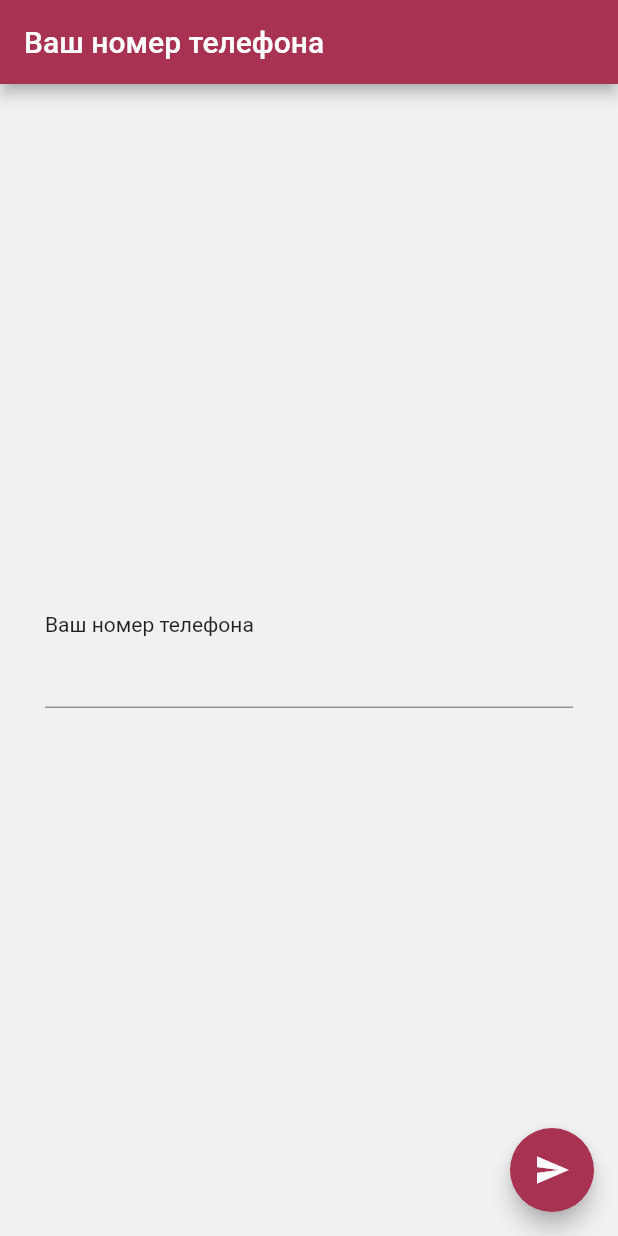
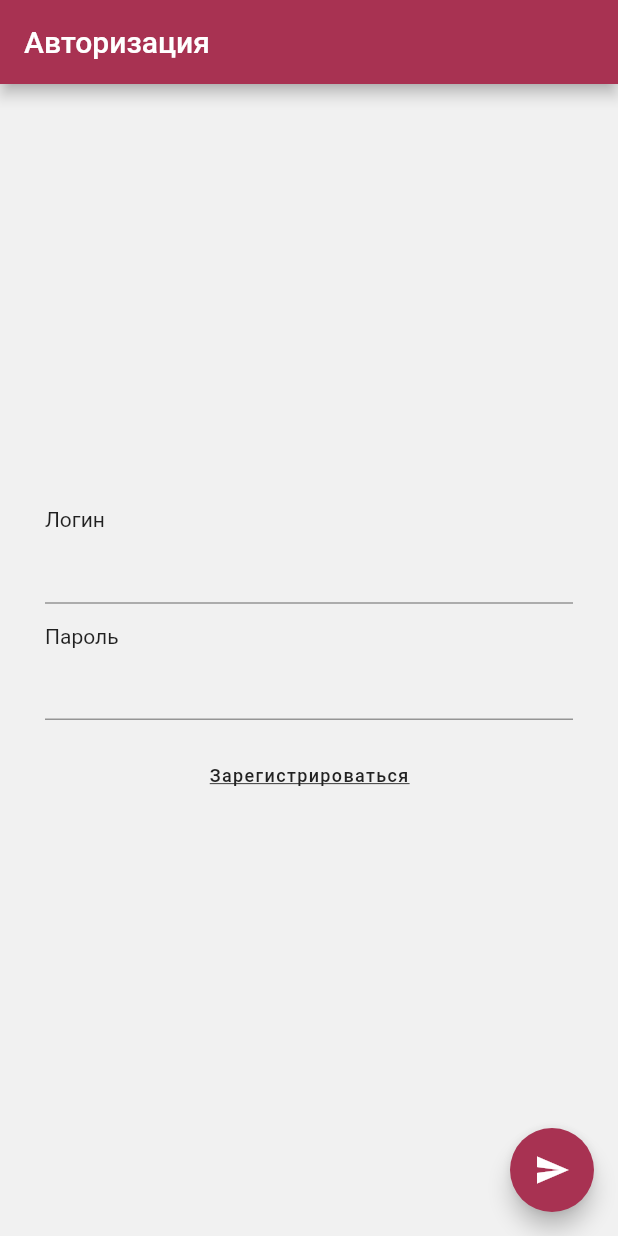
Before and after one commit to akmatoff/chat-app-flutter, a Flutter app: the screen it shows after launch, on a phone screen of 412 x 824 dp. Run offline on Flutter 3.47's test engine with Material 2 defaults, Android fonts, the phone set to English and light mode, and no system bars; our stand-ins replace shared_preferences; accounts and stored records are empty.

```diff
--- a/lib/app.dart
+++ b/lib/app.dart
@@ -3,7 +3,7 @@ import 'package:shared_preferences/shared_preferences.dart';
 import 'dart:convert';
 
 import 'views/home.dart';
-import 'views/authorize.dart';
+import 'views/login.dart';
 import 'models/user-model.dart';
 import 'style.dart';
 
@@ -13,6 +13,10 @@ class App extends StatefulWidget {
 }
 
 class AppState extends State<App> {
+  Map<String, WidgetBuilder> routes() {
+    return <String, WidgetBuilder>{"/Home": (BuildContext context) => Home()};
+  }
+
   SharedPreferences sharedPreferences;
   bool loggedIn = false;
   User user;
@@ -49,7 +53,7 @@ class AppState extends State<App> {
     if (loggedIn) {
       return Home();
     } else {
-      return Authorize();
+      return Login();
     }
   }
 
@@ -58,6 +62,7 @@ class AppState extends State<App> {
     return MaterialApp(
         debugShowCheckedModeBanner: false,
         home: home(),
+        routes: routes(),
         theme: ThemeData(
             primaryColor: primaryColor,
             scaffoldBackgroundColor: scaffoldBackgroundColor,
--- a/lib/models/user-model.dart
+++ b/lib/models/user-model.dart
@@ -3,5 +3,15 @@ class User {
   String username;
   String about;
 
-  User ({this.userID, this.username, this.about});
+  User({this.userID, this.username, this.about});
+
+  factory User.fromJson(Map<String, dynamic> json) {
+    return User(
+        userID: json['user_id'],
+        username: json['username'],
+        about: json['about']);
+  }
+
+  Map<String, dynamic> toJson() =>
+      {'user_id': userID, 'username': username, 'about': about};
 }
--- a/lib/style.dart
+++ b/lib/style.dart
@@ -2,3 +2,14 @@ import 'package:flutter/material.dart';
 
 Color primaryColor = Color(0xFFa83252);
 Color scaffoldBackgroundColor = Color(0xFFF1F1F1);
+Color textColor = Color(0xFF222222);
+
+TextStyle linkTextStyle = TextStyle(
+    color: textColor,
+    letterSpacing: 0.9,
+    fontSize: 12.0,
+    decoration: TextDecoration.underline,
+    decorationColor: textColor);
+
+TextStyle defaultTextStyle =
+    TextStyle(color: textColor, letterSpacing: 0.8, fontSize: 18.0);
--- a/lib/views/authorize.dart
+++ /dev/null
@@ -1,48 +0,0 @@
-import 'package:flutter/material.dart';
-
-import 'confirm.dart';
-
-class Authorize extends StatefulWidget {
-  @override
-  AuthorizeState createState() => AuthorizeState();
-}
-
-class AuthorizeState extends State<Authorize> {
-  final numberInputController = TextEditingController();
-
-  void submit() {
-    Navigator.of(context).pushReplacement(
-        MaterialPageRoute(builder: (BuildContext context) => Confirm()));
-  }
-
-  @override
-  Widget build(BuildContext context) {
-    return Scaffold(
-        appBar: AppBar(title: Text('Ваш номер телефона')),
-        floatingActionButton: FloatingActionButton(
-          onPressed: () => submit(),
-          child: Icon(Icons.send),
-        ),
-        body: Center(
-            child: Container(
-                padding: EdgeInsets.symmetric(horizontal: 30.0, vertical: 60.0),
-                constraints: BoxConstraints(minHeight: 320.0, maxHeight: 500.0),
-                child: Form(
-                  child: Column(
-                    mainAxisAlignment: MainAxisAlignment.spaceEvenly,
-                    children: [
-                      Column(
-                        crossAxisAlignment: CrossAxisAlignment.start,
-                        children: [
-                          Text('Ваш номер телефона'),
-                          TextFormField(
-                            keyboardType: TextInputType.number,
-                            controller: numberInputController,
-                          )
-                        ],
-                      )
-                    ],
-                  ),
-                ))));
-  }
-}
--- a/lib/views/home.dart
+++ b/lib/views/home.dart
@@ -9,6 +9,7 @@ class HomeState extends State<Home> {
   @override
   Widget build(BuildContext context) {
     return Scaffold(
+      appBar: AppBar(title: Text('Коп Суйлобо')),
     );
   }
 }
--- /dev/null
+++ b/lib/views/login.dart
@@ -0,0 +1,97 @@
+import 'package:flutter/material.dart';
+import 'package:http/http.dart';
+import 'package:shared_preferences/shared_preferences.dart';
+
+import 'register.dart';
+
+import '../style.dart';
+
+class Login extends StatefulWidget {
+  @override
+  LoginState createState() => LoginState();
+}
+
+class LoginState extends State<Login> {
+  final usernameController = TextEditingController();
+  final passwordController = TextEditingController();
+  SharedPreferences sharedPreferences;
+
+  String apiURL = 'localhost:3000';
+
+  // Dialog for sending message to the user if error
+  void alertDialog(String title, String text) {
+    showDialog(
+        context: context,
+        builder: (BuildContext context) {
+          return AlertDialog(title: Text(title), content: Text(text));
+        });
+  }
+
+  Future<String> login(String username, String password) async {
+    Response res = await post('$apiURL/login',
+        body: {'username': username, 'password': password});
+
+    if (res.statusCode == 200) return res.body;
+    return null;
+  }
+
+  @override
+  Widget build(BuildContext context) {
+    return Scaffold(
+        appBar: AppBar(title: Text('Авторизация')),
+        floatingActionButton: FloatingActionButton(
+          onPressed: () async {
+            String username = usernameController.text;
+            String password = passwordController.text;
+            var res = login(username, password);
+            if (res != null) {
+              sharedPreferences = await SharedPreferences.getInstance();
+              sharedPreferences.setBool('logged_in', true);
+              Navigator.pushReplacementNamed(context, '/Home');
+            } else {
+              alertDialog(
+                  'Ошибка при авторизации', 'Неверный логин или пароль.');
+            }
+          },
+          child: Icon(Icons.send),
+        ),
+        body: Center(
+            child: Container(
+                padding: EdgeInsets.symmetric(horizontal: 30.0, vertical: 60.0),
+                constraints: BoxConstraints(minHeight: 250.0, maxHeight: 350.0),
+                child: Form(
+                  child: Column(
+                    mainAxisAlignment: MainAxisAlignment.spaceEvenly,
+                    children: [
+                      Column(
+                        crossAxisAlignment: CrossAxisAlignment.start,
+                        children: [
+                          Text('Логин'),
+                          TextFormField(controller: usernameController)
+                        ],
+                      ),
+                      Column(
+                        crossAxisAlignment: CrossAxisAlignment.start,
+                        children: [
+                          Text('Пароль'),
+                          TextFormField(
+                            controller: passwordController,
+                            obscureText: true,
+                          )
+                        ],
+                      ),
+                      Container(
+                        child: FlatButton(
+                          child:
+                              Text('Зарегистрироваться', style: linkTextStyle),
+                          onPressed: () => Navigator.of(context).push(
+                              MaterialPageRoute(
+                                  builder: (BuildContext context) =>
+                                      Register())),
+                        ),
+                      )
+                    ],
+                  ),
+                ))));
+  }
+}
--- a/pubspec.yaml
+++ b/pubspec.yaml
@@ -26,6 +26,7 @@ dependencies:
   socket_io_client: ^0.9.11
   scoped_model: ^1.0.1
   shared_preferences: ^0.5.8
+  http: ^0.12.2
 
   # The following adds the Cupertino Icons font to your application.
   # Use with the CupertinoIcons class for iOS style icons.
```
Also changed, not shown: lib/views/confirm.dart (deleted, +0 -34 lines), lib/views/register.dart (added, +109 -0 lines), pubspec.lock.
